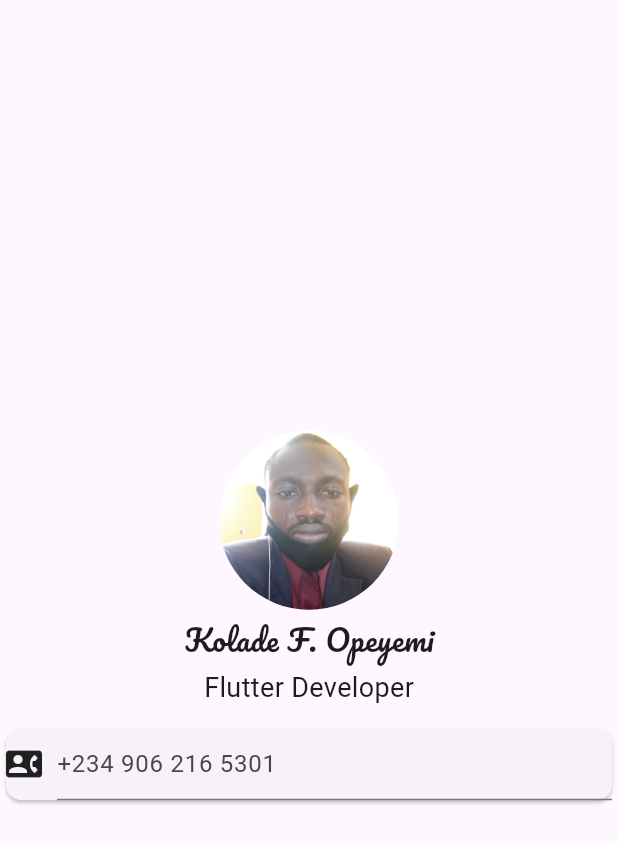
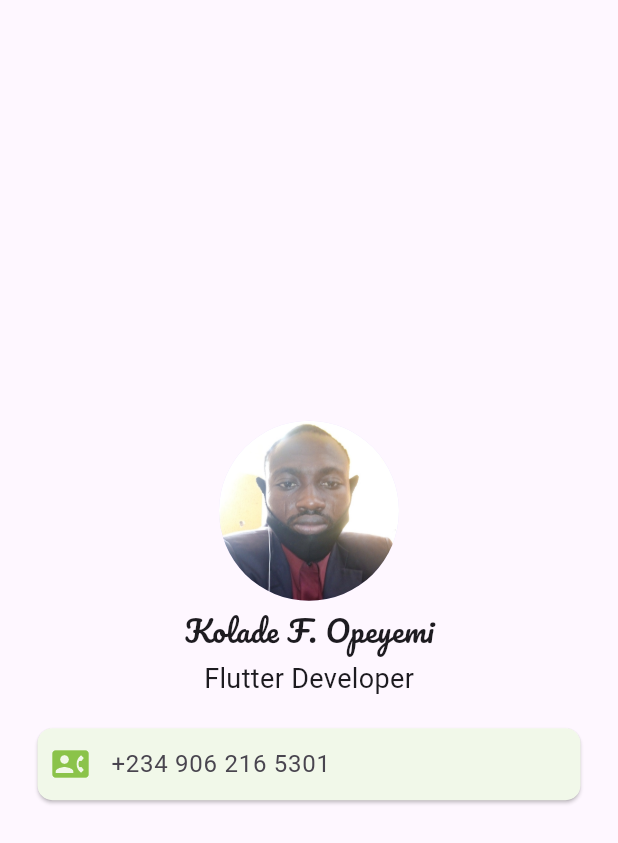
Before and after one commit to adedayo924/Flutter-App-Development-Training, a Flutter app: the screen it shows after launch, on a phone screen of 412 x 824 dp. Shown: the top 843 px of the screen. Run offline on Flutter 3.47's test engine with Material 3 defaults, Android fonts, the light colour scheme and no system bars; Roboto replaces fonts that are missing (Times New Roman).

Commit message:
restyled the resuable widget with card and colors decorations

```diff
--- a/Beginner_Projects/mi_card/lib/components/text_fields.dart
+++ b/Beginner_Projects/mi_card/lib/components/text_fields.dart
@@ -13,16 +13,27 @@ class IconTextFieldRow extends StatelessWidget {
   @override
   Widget build(BuildContext context) {
     return Card(
+      color: Colors.lightGreen[50],
+      margin: const EdgeInsets.symmetric(vertical: 10, horizontal: 25),
       shape: RoundedRectangleBorder(
         borderRadius: BorderRadius.circular(10),
       ),
       child: Row(
         children: [
-          Icon(icon),
-          const SizedBox(width: 10),
+          const SizedBox(
+            width: 10,
+          ),
+          Icon(
+            icon,
+            color: Colors.lightGreen,
+          ),
+          const SizedBox(
+            width: 15,
+          ),
           Expanded(
             child: TextField(
               decoration: InputDecoration(
+                border: InputBorder.none,
                 hintText: hintText,
               ),
             ),
```
